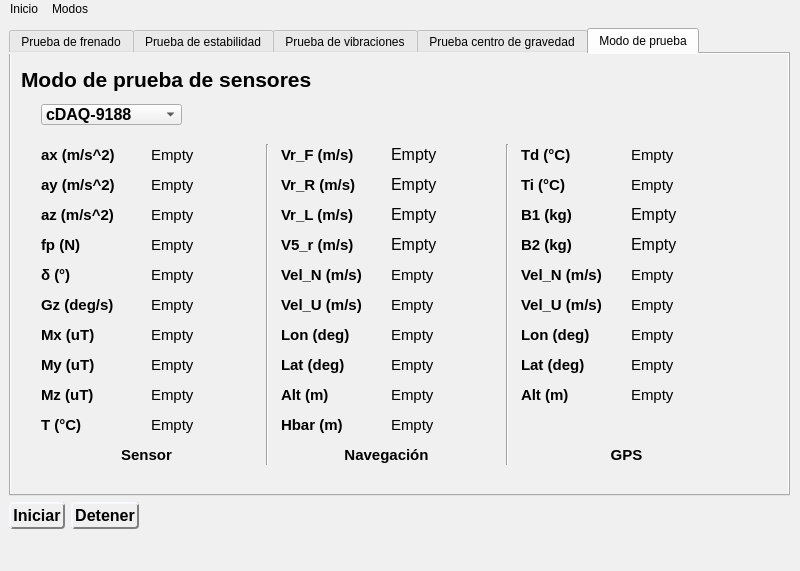
Above: interfaz_app.ui from luisgl90/PVE-Python before the change. Below: the same form after it.
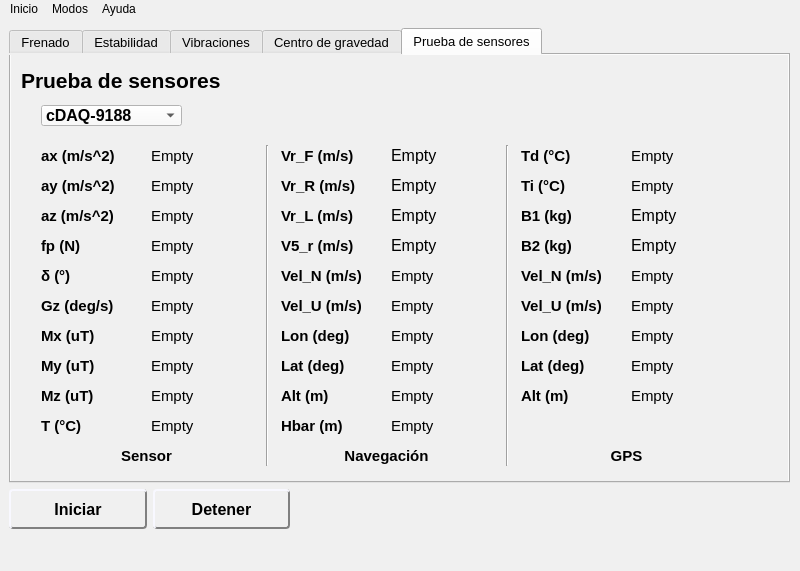
That is the form after the change. The open tabs and pages were chosen to show the change. Icons and pictures are not drawn. Custom widgets are drawn as their Qt base class.

Patch:
```diff
--- a/interfaz_app.ui
+++ b/interfaz_app.ui
@@ -32,6 +32,11 @@
 QLineEdit { 
 	background-color: #ffffff }
 
+QComboBox { 
+	background-color: #fafafa ;
+	border-bottom: 2px solid DimGrey;
+}
+
 QPushButton{
 	background-color: #f0f0f0;
 	border-style: outset;
@@ -86,6 +91,11 @@
     <layout class="QVBoxLayout" name="verticalLayout">
      <item>
       <widget class="QTabWidget" name="tabs_pruebas">
+       <property name="font">
+        <font>
+         <pointsize>10</pointsize>
+        </font>
+       </property>
        <property name="styleSheet">
         <string notr="true"/>
        </property>
@@ -94,7 +104,7 @@
        </property>
        <widget class="QWidget" name="tab_frenado">
         <attribute name="title">
-         <string>Prueba de frenado</string>
+         <string>Frenado</string>
         </attribute>
         <widget class="QLabel" name="label_fre_fase">
          <property name="geometry">
@@ -530,7 +540,7 @@
          <bool>true</bool>
         </property>
         <attribute name="title">
-         <string>Prueba de estabilidad</string>
+         <string>Estabilidad</string>
         </attribute>
         <widget class="PlotWidget" name="est_widget_plot" native="true">
          <property name="geometry">
@@ -845,7 +855,7 @@
        </widget>
        <widget class="QWidget" name="tab_vibraciones">
         <attribute name="title">
-         <string>Prueba de vibraciones</string>
+         <string>Vibraciones</string>
         </attribute>
         <widget class="QLabel" name="label_vib_1">
          <property name="geometry">
@@ -1066,7 +1076,7 @@
        </widget>
        <widget class="QWidget" name="tab_gravedad">
         <attribute name="title">
-         <string>Prueba centro de gravedad</string>
+         <string>Centro de gravedad</string>
         </attribute>
         <widget class="QLabel" name="label_cog_6">
          <property name="geometry">
@@ -1617,7 +1627,7 @@
        </widget>
        <widget class="QWidget" name="tab_prueba">
         <attribute name="title">
-         <string>Modo de prueba</string>
+         <string>Prueba de sensores</string>
         </attribute>
         <widget class="QLabel" name="label_prb_2">
          <property name="geometry">
@@ -1631,7 +1641,6 @@
          <property name="font">
           <font>
            <pointsize>11</pointsize>
-           <weight>75</weight>
            <bold>true</bold>
           </font>
          </property>
@@ -1726,7 +1735,6 @@
          <property name="font">
           <font>
            <pointsize>11</pointsize>
-           <weight>75</weight>
            <bold>true</bold>
           </font>
          </property>
@@ -1749,7 +1757,6 @@
          <property name="font">
           <font>
            <pointsize>11</pointsize>
-           <weight>75</weight>
            <bold>true</bold>
           </font>
          </property>
@@ -1772,12 +1779,11 @@
          <property name="font">
           <font>
            <pointsize>16</pointsize>
-           <weight>75</weight>
            <bold>true</bold>
           </font>
          </property>
          <property name="text">
-          <string>Modo de prueba de sensores</string>
+          <string>Prueba de sensores</string>
          </property>
         </widget>
         <widget class="QLabel" name="label_prb_vr_L_yawNav">
@@ -1816,7 +1822,6 @@
          <property name="font">
           <font>
            <pointsize>11</pointsize>
-           <weight>75</weight>
            <bold>true</bold>
           </font>
          </property>
@@ -1887,7 +1892,6 @@
          <property name="font">
           <font>
            <pointsize>11</pointsize>
-           <weight>75</weight>
            <bold>true</bold>
           </font>
          </property>
@@ -1910,7 +1914,6 @@
          <property name="font">
           <font>
            <pointsize>11</pointsize>
-           <weight>75</weight>
            <bold>true</bold>
           </font>
          </property>
@@ -1957,7 +1960,6 @@
          <property name="font">
           <font>
            <pointsize>11</pointsize>
-           <weight>75</weight>
            <bold>true</bold>
           </font>
          </property>
@@ -2028,7 +2030,6 @@
          <property name="font">
           <font>
            <pointsize>11</pointsize>
-           <weight>75</weight>
            <bold>true</bold>
           </font>
          </property>
@@ -2051,7 +2052,6 @@
          <property name="font">
           <font>
            <pointsize>11</pointsize>
-           <weight>75</weight>
            <bold>true</bold>
           </font>
          </property>
@@ -2098,7 +2098,6 @@
          <property name="font">
           <font>
            <pointsize>11</pointsize>
-           <weight>75</weight>
            <bold>true</bold>
           </font>
          </property>
@@ -2169,7 +2168,6 @@
          <property name="font">
           <font>
            <pointsize>11</pointsize>
-           <weight>75</weight>
            <bold>true</bold>
           </font>
          </property>
@@ -2192,7 +2190,6 @@
          <property name="font">
           <font>
            <pointsize>11</pointsize>
-           <weight>75</weight>
            <bold>true</bold>
           </font>
          </property>
@@ -2239,7 +2236,6 @@
          <property name="font">
           <font>
            <pointsize>11</pointsize>
-           <weight>75</weight>
            <bold>true</bold>
           </font>
          </property>
@@ -2262,7 +2258,6 @@
          <property name="font">
           <font>
            <pointsize>12</pointsize>
-           <weight>75</weight>
            <bold>true</bold>
           </font>
          </property>
@@ -2387,7 +2382,6 @@
          <property name="font">
           <font>
            <pointsize>11</pointsize>
-           <weight>75</weight>
            <bold>true</bold>
           </font>
          </property>
@@ -2434,7 +2428,6 @@
          <property name="font">
           <font>
            <pointsize>11</pointsize>
-           <weight>75</weight>
            <bold>true</bold>
           </font>
          </property>
@@ -2481,7 +2474,6 @@
          <property name="font">
           <font>
            <pointsize>11</pointsize>
-           <weight>75</weight>
            <bold>true</bold>
           </font>
          </property>
@@ -2504,7 +2496,6 @@
          <property name="font">
           <font>
            <pointsize>11</pointsize>
-           <weight>75</weight>
            <bold>true</bold>
           </font>
          </property>
@@ -2527,7 +2518,6 @@
          <property name="font">
           <font>
            <pointsize>11</pointsize>
-           <weight>75</weight>
            <bold>true</bold>
           </font>
          </property>
@@ -2622,7 +2612,6 @@
          <property name="font">
           <font>
            <pointsize>11</pointsize>
-           <weight>75</weight>
            <bold>true</bold>
           </font>
          </property>
@@ -2669,7 +2658,6 @@
          <property name="font">
           <font>
            <pointsize>11</pointsize>
-           <weight>75</weight>
            <bold>true</bold>
           </font>
          </property>
@@ -2716,7 +2704,6 @@
          <property name="font">
           <font>
            <pointsize>11</pointsize>
-           <weight>75</weight>
            <bold>true</bold>
           </font>
          </property>
@@ -2739,7 +2726,6 @@
          <property name="font">
           <font>
            <pointsize>11</pointsize>
-           <weight>75</weight>
            <bold>true</bold>
           </font>
          </property>
@@ -2762,7 +2748,6 @@
          <property name="font">
           <font>
            <pointsize>11</pointsize>
-           <weight>75</weight>
            <bold>true</bold>
           </font>
          </property>
@@ -2857,7 +2842,6 @@
          <property name="font">
           <font>
            <pointsize>11</pointsize>
-           <weight>75</weight>
            <bold>true</bold>
           </font>
          </property>
@@ -2904,7 +2888,6 @@
          <property name="font">
           <font>
            <pointsize>11</pointsize>
-           <weight>75</weight>
            <bold>true</bold>
           </font>
          </property>
@@ -2951,7 +2934,6 @@
          <property name="font">
           <font>
            <pointsize>11</pointsize>
-           <weight>75</weight>
            <bold>true</bold>
           </font>
          </property>
@@ -2974,7 +2956,6 @@
          <property name="font">
           <font>
            <pointsize>11</pointsize>
-           <weight>75</weight>
            <bold>true</bold>
           </font>
          </property>
@@ -2997,7 +2978,6 @@
          <property name="font">
           <font>
            <pointsize>11</pointsize>
-           <weight>75</weight>
            <bold>true</bold>
           </font>
          </property>
@@ -3044,7 +3024,6 @@
          <property name="font">
           <font>
            <pointsize>11</pointsize>
-           <weight>75</weight>
            <bold>true</bold>
           </font>
          </property>
@@ -3067,7 +3046,6 @@
          <property name="font">
           <font>
            <pointsize>11</pointsize>
-           <weight>75</weight>
            <bold>true</bold>
           </font>
          </property>
@@ -3093,7 +3071,6 @@
          <property name="font">
           <font>
            <pointsize>11</pointsize>
-           <weight>75</weight>
            <bold>true</bold>
           </font>
          </property>
@@ -3119,7 +3096,6 @@
          <property name="font">
           <font>
            <pointsize>11</pointsize>
-           <weight>75</weight>
            <bold>true</bold>
           </font>
          </property>
@@ -3139,14 +3115,25 @@
      <item>
       <layout class="QHBoxLayout" name="horizontalLayout_11">
        <property name="sizeConstraint">
-        <enum>QLayout::SetDefaultConstraint</enum>
+        <enum>QLayout::SetNoConstraint</enum>
        </property>
        <item>
         <widget class="QPushButton" name="button_start">
+         <property name="sizePolicy">
+          <sizepolicy hsizetype="Ignored" vsizetype="Ignored">
+           <horstretch>0</horstretch>
+           <verstretch>0</verstretch>
+          </sizepolicy>
+         </property>
+         <property name="minimumSize">
+          <size>
+           <width>100</width>
+           <height>35</height>
+          </size>
+         </property>
          <property name="font">
           <font>
            <pointsize>12</pointsize>
-           <weight>75</weight>
            <bold>true</bold>
           </font>
          </property>
@@ -3157,10 +3144,24 @@
        </item>
        <item>
         <widget class="QPushButton" name="button_stop">
+         <property name="enabled">
+          <bool>true</bool>
+         </property>
+         <property name="sizePolicy">
+          <sizepolicy hsizetype="Ignored" vsizetype="Ignored">
+           <horstretch>0</horstretch>
+           <verstretch>0</verstretch>
+          </sizepolicy>
+         </property>
+         <property name="minimumSize">
+          <size>
+           <width>100</width>
+           <height>35</height>
+          </size>
+         </property>
          <property name="font">
           <font>
            <pointsize>12</pointsize>
-           <weight>75</weight>
            <bold>true</bold>
           </font>
          </property>
@@ -3174,10 +3175,13 @@
          <property name="orientation">
           <enum>Qt::Horizontal</enum>
          </property>
+         <property name="sizeType">
+          <enum>QSizePolicy::Preferred</enum>
+         </property>
          <property name="sizeHint" stdset="0">
           <size>
-           <width>40</width>
-           <height>20</height>
+           <width>500</width>
+           <height>40</height>
           </size>
          </property>
         </spacer>
@@ -3193,7 +3197,7 @@
      <x>0</x>
      <y>0</y>
      <width>800</width>
-     <height>21</height>
+     <height>25</height>
     </rect>
    </property>
    <widget class="QMenu" name="menuInicio">
@@ -3217,8 +3221,16 @@
     <addaction name="actionModoEnsay"/>
     <addaction name="actionModoRepor"/>
    </widget>
+   <widget class="QMenu" name="menuAyuda">
+    <property name="title">
+     <string>Ayuda</string>
+    </property>
+    <addaction name="actionListaEtiquetas"/>
+    <addaction name="actionInformacion"/>
+   </widget>
    <addaction name="menuInicio"/>
    <addaction name="menuModos"/>
+   <addaction name="menuAyuda"/>
   </widget>
   <widget class="QStatusBar" name="statusbar"/>
   <action name="actionConfiguracion">
```
Left out of the diff: 49 changed lines with no effect on the pictures.
